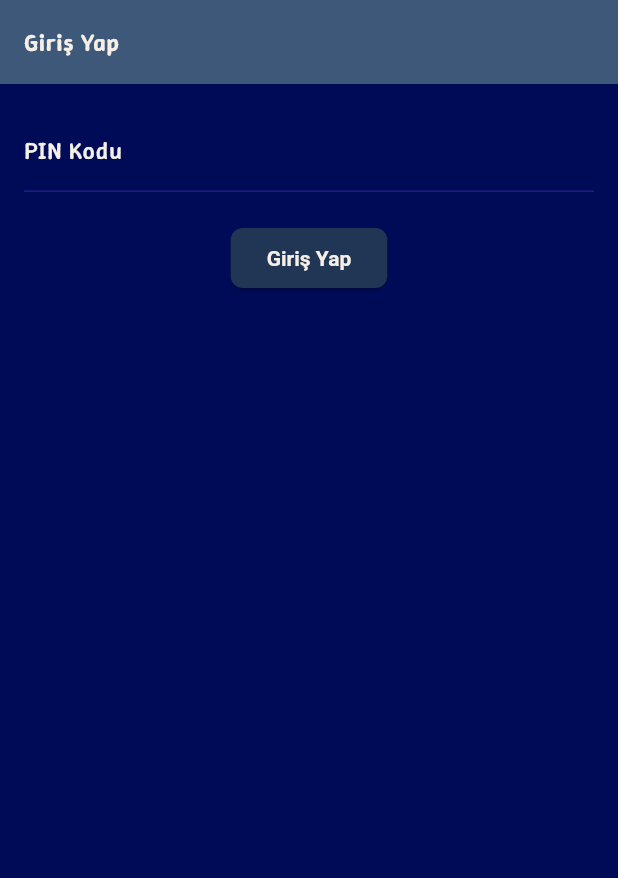
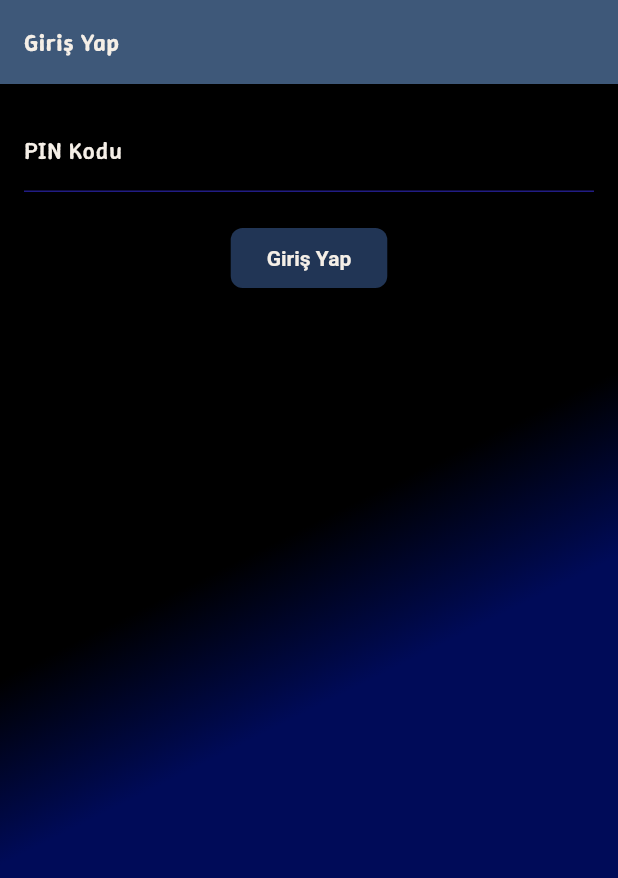
Before and after one commit to yusufdegerli/restaurant_app, a Flutter app: the screen it shows after launch, on a phone screen of 412 x 824 dp. Shown: the top 878 px of the screen. Run offline on Flutter 3.47's test engine with Material 3 defaults, Android fonts, the phone set to English and light mode, and no system bars; our stand-ins replace hive, hive_flutter, lottie; accounts and stored records are empty; network calls fail.

Commit message:
updated gradient (every screen) background

```diff
--- a/lib/screens/close_table_screen.dart
+++ b/lib/screens/close_table_screen.dart
@@ -1,6 +1,7 @@
 import 'package:flutter/material.dart';
 import 'package:sambapos_app_restorant/models/table.dart';
 import 'package:sambapos_app_restorant/screens/calculating_table_screen.dart';
+import 'package:sambapos_app_restorant/widgets/animate_gradient_background.dart'; // Yeni widget'ı ekle
 
 class CloseTableScreen extends StatelessWidget {
   final List<RestaurantTable> tables;
@@ -17,7 +18,9 @@ class CloseTableScreen extends StatelessWidget {
 
   @override
   Widget build(BuildContext context) {
-    return Scaffold(
+    return AnimatedGradientBackground(
+      child: Scaffold(
+        backgroundColor: Colors.transparent, // Gradient görünecek
         appBar: AppBar(title: const Text("Masayı Kapat")),
         body: tables.isEmpty
             ? const Center(child: Text("Kapatılacak masa bulunmamaktadır.", style: TextStyle(fontSize: 18)))
@@ -53,6 +56,7 @@ class CloseTableScreen extends StatelessWidget {
             );
           },
         ),
+      ),
     );
   }
 }
--- a/lib/screens/login_screen.dart
+++ b/lib/screens/login_screen.dart
@@ -3,6 +3,7 @@ import 'package:provider/provider.dart';
 import 'package:sambapos_app_restorant/services/api_service.dart';
 import 'package:sambapos_app_restorant/screens/table_selection_screen.dart';
 import 'package:sambapos_app_restorant/providers/auth_provider.dart';
+import 'package:sambapos_app_restorant/widgets/animate_gradient_background.dart';
 
 class LoginScreen extends StatefulWidget {
   @override
@@ -55,7 +56,9 @@ class _LoginScreenState extends State<LoginScreen> {
 
   @override
   Widget build(BuildContext context) {
-    return Scaffold(
+    return AnimatedGradientBackground(
+      child: Scaffold(
+        backgroundColor: Colors.transparent, // Gradient görünecek
         appBar: AppBar(title: const Text("Giriş Yap")),
         body: Padding(
           padding: const EdgeInsets.all(16.0),
@@ -75,6 +78,7 @@ class _LoginScreenState extends State<LoginScreen> {
             ),
           ),
         ),
+      ),
     );
   }
 }
--- a/lib/screens/order_screen.dart
+++ b/lib/screens/order_screen.dart
@@ -11,6 +11,7 @@ import 'package:sambapos_app_restorant/widgets/order_category_tabbar.dart';
 import 'package:sambapos_app_restorant/widgets/order_menu_grid.dart';
 import 'package:sambapos_app_restorant/widgets/order_list_view.dart';
 import 'package:sambapos_app_restorant/utils/order_screen_helpers.dart';
+import 'package:sambapos_app_restorant/widgets/animate_gradient_background.dart';
 
 class OrderScreen extends StatefulWidget {
   final String tableName;
@@ -288,6 +289,7 @@ class OrderScreenState extends State<OrderScreen> with SingleTickerProviderState
       // Animasyon bitince pop yapılacak, burada false dönüyoruz
       return false;
     } else {
+      print('Ters animasyon için  gerekli argümanlar eksik!');
       // Pozisyon bilgisi yoksa normal pop
       return true;
     }
@@ -297,7 +299,7 @@ class OrderScreenState extends State<OrderScreen> with SingleTickerProviderState
   Widget build(BuildContext context) {
     try {
       return PopScope(
-        canPop: true,
+        canPop: false, //_onWillPop'a girecek
         onPopInvokedWithResult: (didPop, result) async {
           if (!didPop) {
             await _onWillPop();
--- /dev/null
+++ b/lib/widgets/animate_gradient_background.dart
@@ -0,0 +1,81 @@
+import 'package:flutter/material.dart';
+import 'package:provider/provider.dart';
+import '../main.dart'; // ThemeProvider için
+import 'animated_particles.dart'; // AnimatedParticles için
+
+class AnimatedGradientBackground extends StatefulWidget {
+  final Widget child;
+  final bool includeParticles; // Partikül animasyonunu isteğe bağlı yapar
+
+  const AnimatedGradientBackground({
+    Key? key,
+    required this.child,
+    this.includeParticles = false,
+  }) : super(key: key);
+
+  @override
+  _AnimatedGradientBackgroundState createState() =>
+      _AnimatedGradientBackgroundState();
+}
+
+class _AnimatedGradientBackgroundState extends State<AnimatedGradientBackground>
+    with SingleTickerProviderStateMixin {
+  late AnimationController _gradientController;
+  late Animation<Alignment> _beginAnimation;
+  late Animation<Alignment> _endAnimation;
+
+  @override
+  void initState() {
+    super.initState();
+    _gradientController = AnimationController(
+      vsync: this,
+      duration: const Duration(seconds: 5),
+    )..repeat(reverse: true);
+
+    _beginAnimation = Tween<Alignment>(
+      begin: Alignment.topLeft,
+      end: Alignment.bottomRight,
+    ).animate(_gradientController);
+
+    _endAnimation = Tween<Alignment>(
+      begin: Alignment.bottomRight,
+      end: Alignment.topLeft,
+    ).animate(_gradientController);
+  }
+
+  @override
+  void dispose() {
+    _gradientController.dispose();
+    super.dispose();
+  }
+
+  @override
+  Widget build(BuildContext context) {
+    final isDarkMode = Provider.of<ThemeProvider>(context).themeMode == ThemeMode.dark;
+    final gradientColors = isDarkMode
+        ? [const Color(0xFF000000), const Color(0xFF000B58)]
+        : [const Color(0xFFFEFFC4), const Color(0xFFF5D667)];
+
+    return Stack(
+      children: [
+        if (widget.includeParticles)
+          AnimatedParticles(isDarkMode: isDarkMode), // Partikül animasyonu
+        AnimatedBuilder(
+          animation: _gradientController,
+          builder: (context, _) {
+            return DecoratedBox(
+              decoration: BoxDecoration(
+                gradient: LinearGradient(
+                  colors: gradientColors,
+                  begin: _beginAnimation.value,
+                  end: _endAnimation.value,
+                ),
+              ),
+              child: widget.child,
+            );
+          },
+        ),
+      ],
+    );
+  }
+}
```
Also changed, not shown: lib/screens/calculating_table_screen.dart (+5 -2 lines), lib/screens/payment_screen.dart (+10 -14 lines), lib/screens/table_selection_screen.dart (+161 -56 lines), lib/widgets/animated_particles.dart (added, +118 -0 lines). Lines whose indentation alone changed are shown as unchanged.
